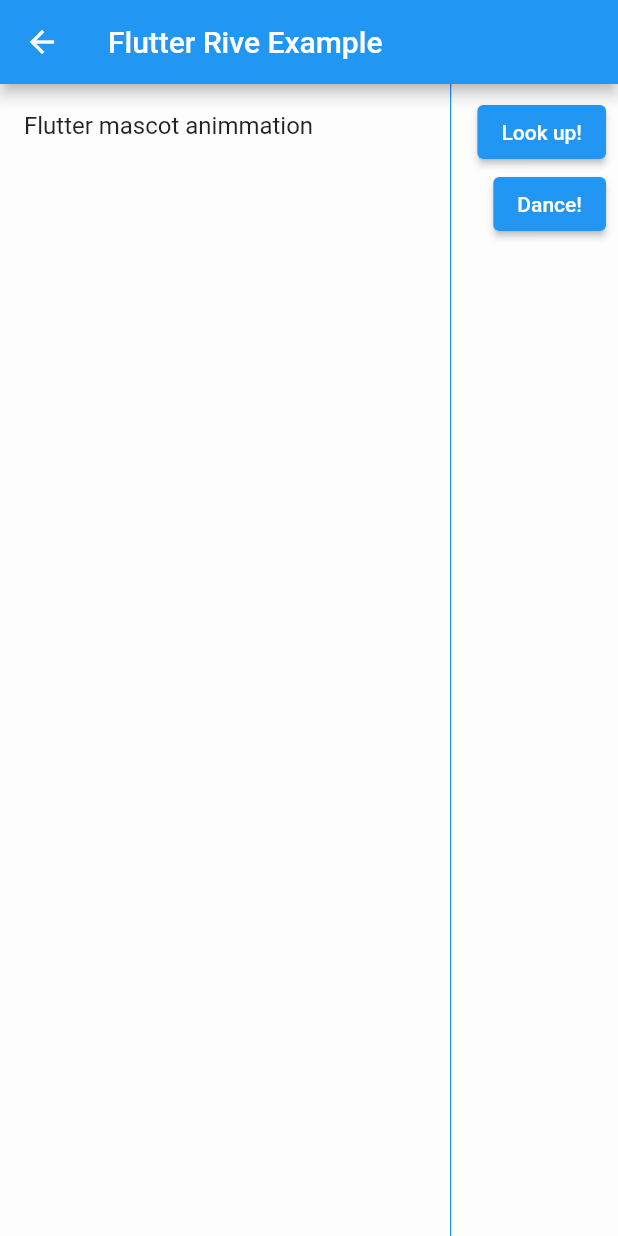
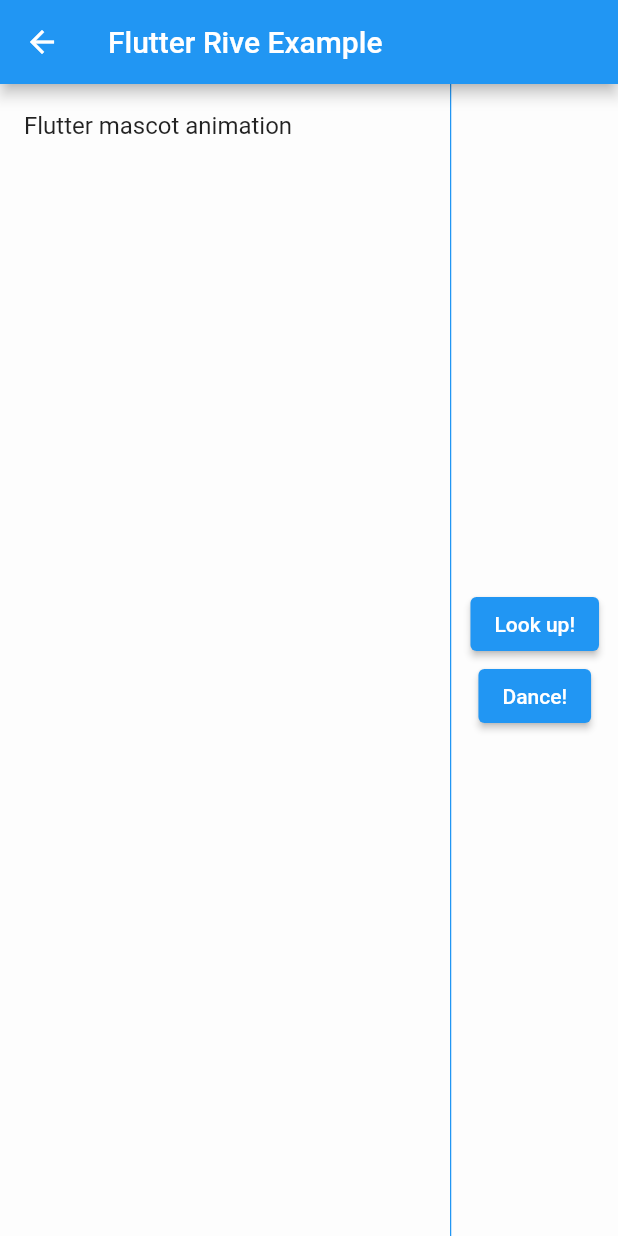
Before and after one commit to ArtMasson/flutter_rive_example, a Flutter app: the MascotAnimationPage screen opened by its route, on a phone screen of 412 x 824 dp. Run offline on Flutter 3.47's test engine with Material 2 defaults, Android fonts, the phone set to English and light mode, and no system bars; our stand-ins replace flutter_modular, rive, url_strategy; statements that could not run were skipped.

Commit message:
Adjusts in mascot animation page

```diff
--- a/lib/app/modules/home/home_page.dart
+++ b/lib/app/modules/home/home_page.dart
@@ -18,16 +18,18 @@
         children: [
           SizedBox(
             width: 300,
-            child: ListView(children: [
+            child: ListView(
+              children: [
                 ListTile(
                   title: const Text(
-                  'Flutter mascot animmation',
+                    'Flutter mascot animation',
                   ),
                   onTap: () {
                     Modular.to.navigate('/mascot');
                   },
                 ),
-            ]),
+              ],
+            ),
           ),
           Container(
             width: 1,
--- a/lib/app/modules/home/pages/mascot_animation_page.dart
+++ b/lib/app/modules/home/pages/mascot_animation_page.dart
@@ -47,7 +47,10 @@
   @override
   Widget build(BuildContext context) {
     return Scaffold(
-      body: Column(children: [
+      body: Column(
+        mainAxisAlignment: MainAxisAlignment.center,
+        crossAxisAlignment: CrossAxisAlignment.center,
+        children: [
           _riveArtboard == null
               ? const SizedBox()
               : Expanded(
@@ -56,6 +59,7 @@
                   ),
                 ),
           ButtonBar(
+            alignment: MainAxisAlignment.center,
             children: [
               ElevatedButton(
                 onPressed: _hitLookUp,
@@ -69,7 +73,8 @@
               ),
             ],
           ),
-      ]),
+        ],
+      ),
     );
   }
 }
```
Lines whose indentation alone changed are shown as unchanged.
